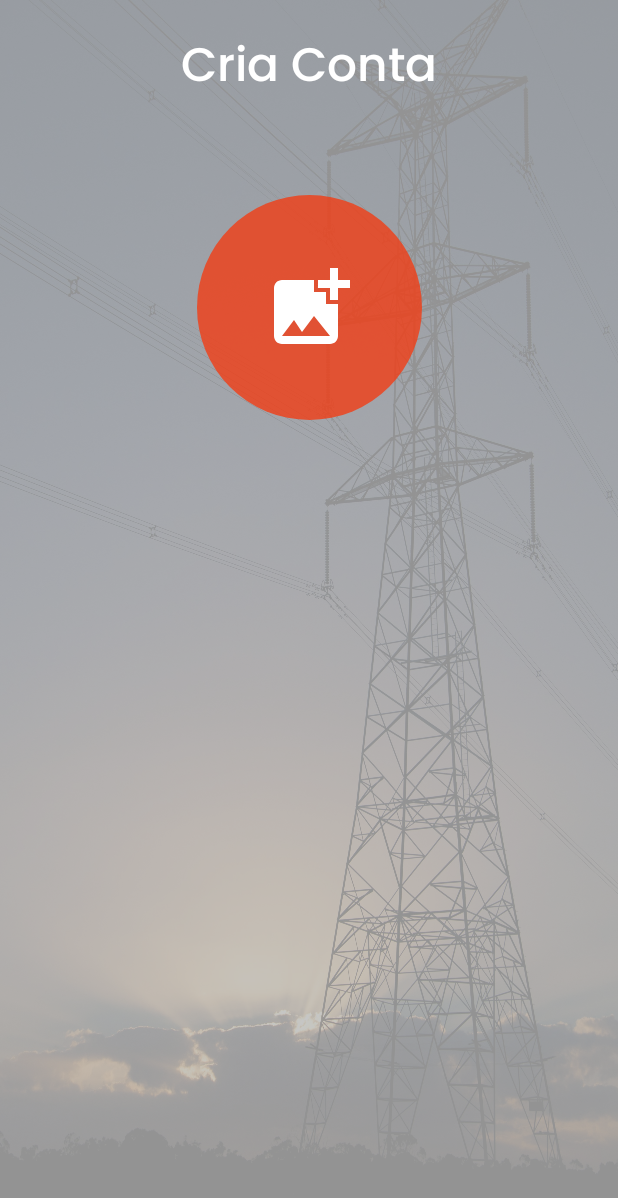
After one commit to ceduardolima/MainTask, an Android app: the layout fragment_create_account.xml on its own in the app's theme, with its tools: preview values and no code run, on a phone screen of 412 x 824 dp. The commit adds this screen. Shown: the top 1198 px of the screen. Run offline under Robolectric (Android 15) with nearby library versions, the phone set to English and light mode, and no system bars.

Commit message:
Criando a tela de cadastro com o botão de add foto

```diff
--- a/app/src/main/AndroidManifest.xml
+++ b/app/src/main/AndroidManifest.xml
@@ -16,12 +16,14 @@
         android:theme="@style/Theme.MainTask"
         tools:targetApi="31">
         <activity
+            android:name=".views.activity.CreateAccountActivity"
+            android:exported="false" />
+        <activity
             android:name=".views.fragment.Splash"
             android:exported="false" />
         <activity
             android:name=".views.activity.LoginActivity"
-            android:exported="true"
-            >
+            android:exported="true">
             <intent-filter>
                 <action android:name="android.intent.action.MAIN" />
 
--- /dev/null
+++ b/app/src/main/res/drawable/create_acount_photo_btn_shape.xml
@@ -0,0 +1,4 @@
+<?xml version="1.0" encoding="utf-8"?>
+<shape android:shape="oval" xmlns:android="http://schemas.android.com/apk/res/android">
+    <solid android:color="@color/default_orange"/>
+</shape>
--- a/app/src/main/res/drawable/default_popupbutton_green.xml
+++ b/app/src/main/res/drawable/default_popupbutton_green.xml
@@ -1,5 +1,5 @@
 <?xml version="1.0" encoding="utf-8"?>
 <shape xmlns:android="http://schemas.android.com/apk/res/android">
-    <solid android:color="@color/deafult_popup_color_green"/>
+    <solid android:color="@color/default_popup_color_green"/>
     <corners android:radius="20dp"/>
 </shape>
--- a/app/src/main/res/drawable/default_popupbutton_red.xml
+++ b/app/src/main/res/drawable/default_popupbutton_red.xml
@@ -1,5 +1,5 @@
 <?xml version="1.0" encoding="utf-8"?>
 <shape xmlns:android="http://schemas.android.com/apk/res/android">
-    <solid android:color="@color/deafult_popup_color_red"/>
+    <solid android:color="@color/default_popup_color_red"/>
     <corners android:radius="20dp"/>
 </shape>
--- /dev/null
+++ b/app/src/main/res/drawable/ic_add_photo.xml
@@ -0,0 +1,5 @@
+<vector android:height="64dp" android:tint="#FFFFFF"
+    android:viewportHeight="24" android:viewportWidth="24"
+    android:width="64dp" xmlns:android="http://schemas.android.com/apk/res/android">
+    <path android:fillColor="@android:color/white" android:pathData="M19,7v2.99s-1.99,0.01 -2,0L17,7h-3s0.01,-1.99 0,-2h3L17,2h2v3h3v2h-3zM16,11L16,8h-3L13,5L5,5c-1.1,0 -2,0.9 -2,2v12c0,1.1 0.9,2 2,2h12c1.1,0 2,-0.9 2,-2v-8h-3zM5,19l3,-4 2,3 3,-4 4,5L5,19z"/>
+</vector>
--- /dev/null
+++ b/app/src/main/res/layout/fragment_create_account.xml
@@ -0,0 +1,53 @@
+<?xml version="1.0" encoding="utf-8"?>
+<androidx.constraintlayout.widget.ConstraintLayout xmlns:android="http://schemas.android.com/apk/res/android"
+    android:layout_width="match_parent"
+    android:layout_height="match_parent"
+    xmlns:app="http://schemas.android.com/apk/res-auto"
+    android:background="@drawable/login_background_img">
+
+    <androidx.constraintlayout.widget.ConstraintLayout
+        android:layout_width="match_parent"
+        android:layout_height="match_parent"
+        android:background="@color/login_main_field_color"
+        app:layout_constraintStart_toEndOf="parent"
+        app:layout_constraintTop_toTopOf="parent">
+
+        <TextView
+            android:layout_width="wrap_content"
+            android:layout_height="wrap_content"
+            style="@style/default_font_title"
+            android:text="Cria Conta"
+            android:textColor="@color/white"
+            android:textSize="14pt"
+            android:layout_marginTop="20dp"
+            app:layout_constraintStart_toStartOf="parent"
+            app:layout_constraintEnd_toEndOf="parent"
+            app:layout_constraintTop_toTopOf="parent"/>
+
+        <androidx.appcompat.widget.AppCompatImageButton
+            android:layout_width="150dp"
+            android:layout_height="150dp"
+            android:layout_marginTop="130dp"
+            android:background="@drawable/create_acount_photo_btn_shape"
+            android:src="@drawable/ic_add_photo"
+            app:layout_constraintTop_toTopOf="parent"
+            app:layout_constraintStart_toStartOf="parent"
+            app:layout_constraintEnd_toEndOf="parent"/>
+
+        <de.hdodenhof.circleimageview.CircleImageView
+            android:layout_width="150dp"
+            android:layout_height="150dp"
+            android:layout_marginTop="130dp"
+            app:civ_border_color="@color/default_orange"
+            app:civ_border_width="0.5dp"
+            app:layout_constraintTop_toTopOf="parent"
+            app:layout_constraintStart_toStartOf="parent"
+            app:layout_constraintEnd_toEndOf="parent"/>
+
+
+
+
+
+    </androidx.constraintlayout.widget.ConstraintLayout>
+
+</androidx.constraintlayout.widget.ConstraintLayout>
```
Also changed, not shown: app/src/main/java/com/example/maintask/views/activity/CreateAccountActivity.kt (added, +12 -0 lines), app/src/main/res/layout/activity_create_account.xml (added, +23 -0 lines), app/src/main/res/values/colors.xml (+5 -4 lines).
